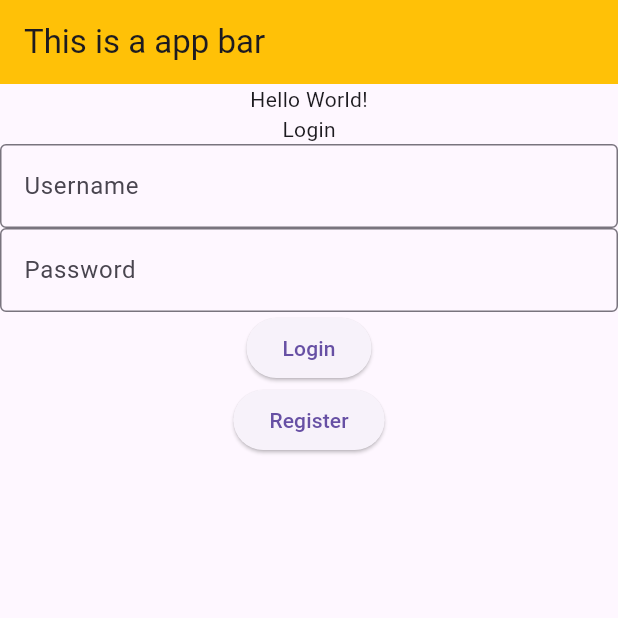
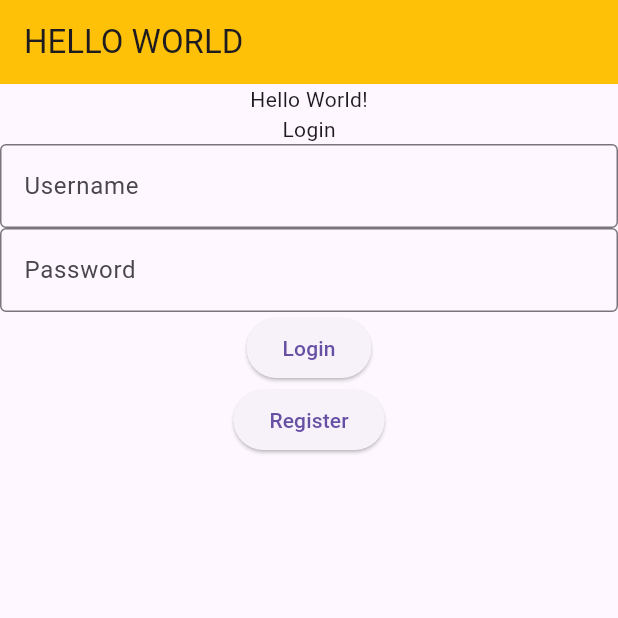
Before and after one commit to TanJeeSchuan/vc_test, a Flutter app: the screen it shows after launch, on a phone screen of 412 x 824 dp, the top half of it. Run offline on Flutter 3.47's test engine with Material 3 defaults, Android fonts, the light colour scheme and no system bars.

Commit message:
HELLO WORLD

```diff
--- a/lib/main.dart
+++ b/lib/main.dart
@@ -12,7 +12,7 @@ class MainApp extends StatelessWidget {
     return MaterialApp(
       home: Scaffold(
         appBar: AppBar(
-          title: const Text("This is a app bar"),
+          title: const Text("HELLO WORLD"),
           backgroundColor: Colors.amber,
         ),
         body: Padding(
```
